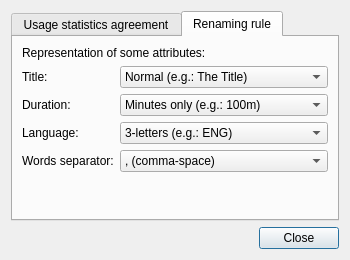
Before: the Qt Designer form src/ui/preferences_dialog.ui in albemala/almoviesrenamer, drawn with Qt 5.
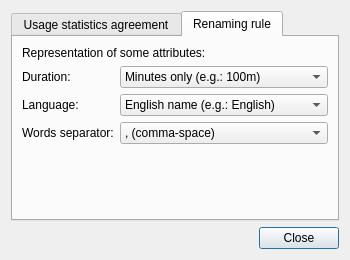
After: the same form once the commit is applied. The open tabs and pages were chosen to show the change. Icons and pictures are not drawn.

Patch:
```diff
--- a/src/ui/preferences_dialog.ui
+++ b/src/ui/preferences_dialog.ui
@@ -100,35 +100,17 @@
        </item>
        <item>
         <layout class="QFormLayout" name="formLayout">
-         <item row="1" column="1">
-          <widget class="QComboBox" name="comboBox">
-           <item>
-            <property name="text">
-             <string>Normal (e.g.: The Title)</string>
-            </property>
-           </item>
-           <item>
-            <property name="text">
-             <string>Canonical (e.g.: Title, The)</string>
-            </property>
-           </item>
-          </widget>
-         </item>
+         <property name="fieldGrowthPolicy">
+          <enum>QFormLayout::AllNonFixedFieldsGrow</enum>
+         </property>
          <item row="1" column="0">
-          <widget class="QLabel" name="label_2">
-           <property name="text">
-            <string>Title:</string>
-           </property>
-          </widget>
-         </item>
-         <item row="2" column="0">
           <widget class="QLabel" name="label_3">
            <property name="text">
             <string>Duration:</string>
            </property>
           </widget>
          </item>
-         <item row="2" column="1">
+         <item row="1" column="1">
           <widget class="QComboBox" name="comboBox_2">
            <item>
             <property name="text">
@@ -142,20 +124,15 @@
            </item>
           </widget>
          </item>
-         <item row="3" column="0">
+         <item row="2" column="0">
           <widget class="QLabel" name="label_4">
            <property name="text">
             <string>Language:</string>
            </property>
           </widget>
          </item>
-         <item row="3" column="1">
+         <item row="2" column="1">
           <widget class="QComboBox" name="comboBox_3">
-           <item>
-            <property name="text">
-             <string>3-letters (e.g.: ENG)</string>
-            </property>
-           </item>
            <item>
             <property name="text">
              <string>English name (e.g.: English)</string>
@@ -163,7 +140,14 @@
            </item>
           </widget>
          </item>
-         <item row="4" column="1">
+         <item row="3" column="0">
+          <widget class="QLabel" name="label_5">
+           <property name="text">
+            <string>Words separator:</string>
+           </property>
+          </widget>
+         </item>
+         <item row="3" column="1">
           <widget class="QComboBox" name="comboBox_4">
            <item>
             <property name="text">
@@ -182,13 +166,6 @@
            </item>
           </widget>
          </item>
-         <item row="4" column="0">
-          <widget class="QLabel" name="label_5">
-           <property name="text">
-            <string>Words separator:</string>
-           </property>
-          </widget>
-         </item>
         </layout>
        </item>
        <item>
```
Left out of the diff: 7 changed lines with no effect on the pictures.
